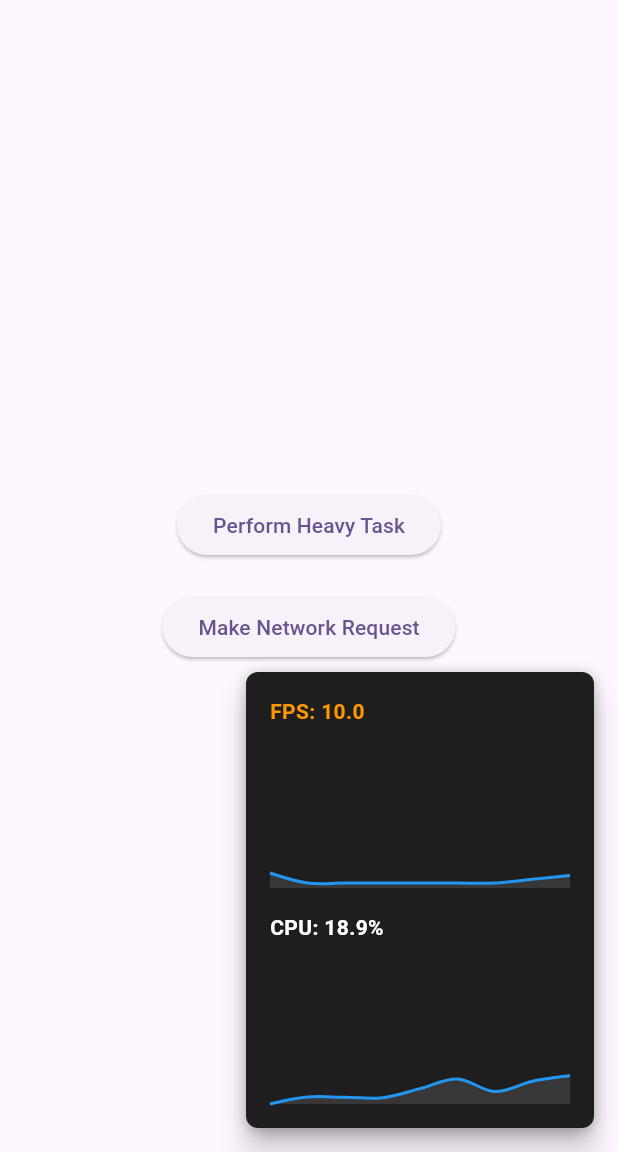
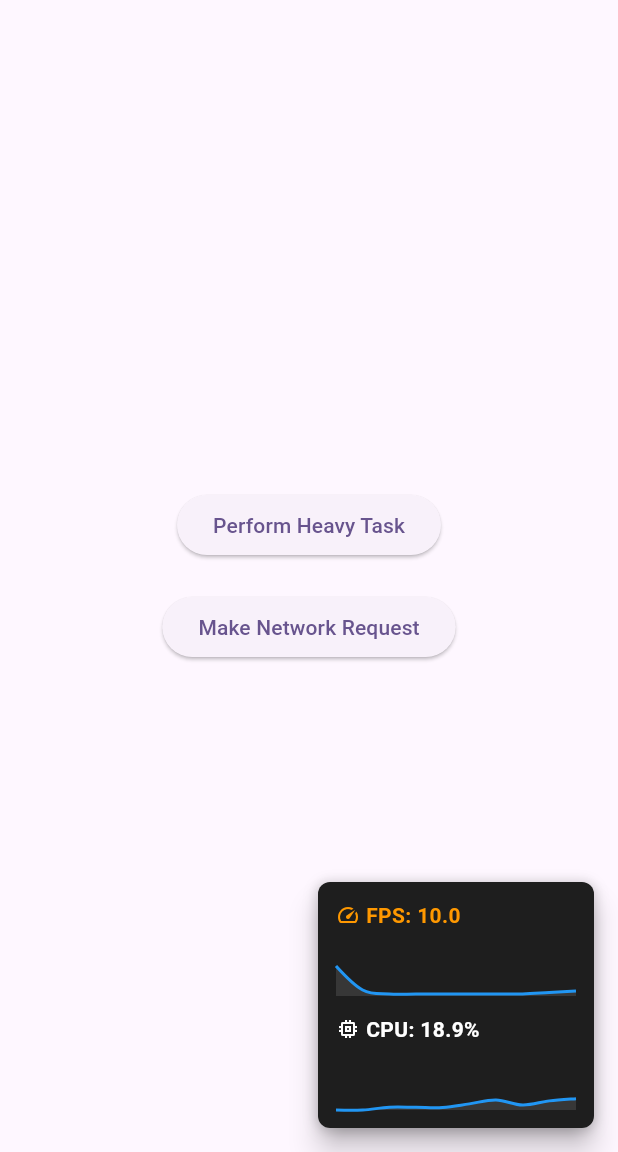
Before and after one commit to jamalihassan0307/flutter_performance_pulse, a Flutter app: the screen it shows after launch, after a tap on "Perform Heavy Task", on a phone screen of 412 x 824 dp, the part 84-1236 px from its top. Run offline on Flutter 3.47's test engine with Material 3 defaults, Android fonts, the light colour scheme and no system bars; drawn by our look-alikes of fl_chart; our stand-ins replace battery_plus, device_info_plus, dio.

Commit message:
Enhance PerformanceDashboard by adding default values for FPS and CPU data, reducing maximum data points to 30, and improving layout with icons for metrics display. Adjust chart dimensions for better visualization and refine padding for a cleaner UI.

```diff
--- a/lib/src/widgets/performance_dashboard.dart
+++ b/lib/src/widgets/performance_dashboard.dart
@@ -4,6 +4,8 @@ import 'package:flutter/material.dart';
 import 'package:fl_chart/fl_chart.dart';
 import '../theme/dashboard_theme.dart';
 import '../performance_monitor.dart';
+import '../trackers/fps_tracker.dart';
+import '../trackers/cpu_tracker.dart';
 
 /// A widget that displays performance metrics
 class PerformanceDashboard extends StatefulWidget {
@@ -36,12 +38,11 @@ class PerformanceDashboard extends StatefulWidget {
 }
 
 class _PerformanceDashboardState extends State<PerformanceDashboard> {
-  final List<FlSpot> _fpsData = [];
-  final List<FlSpot> _cpuData = [];
-  double _currentFps = 0;
+  final List<FlSpot> _fpsData = [const FlSpot(0, 60)]; // Start with a default value
+  final List<FlSpot> _cpuData = [const FlSpot(0, 0)]; // Start with a default value
+  double _currentFps = 60;
   double _currentCpu = 0;
-  int _dataIndex = 0;
-  static const int _maxDataPoints = 50;
+  static const int _maxDataPoints = 30;
 
   @override
   void initState() {
@@ -50,10 +51,8 @@ class _PerformanceDashboardState extends State<PerformanceDashboard> {
   }
 
   void _startListening() {
-    final monitor = PerformanceMonitor.instance;
-
     if (widget.showFPS) {
-      monitor.fpsStream.listen((data) {
+      PerformanceMonitor.instance.fpsStream.listen((data) {
         if (!mounted) return;
         setState(() {
           _currentFps = data.fps;
@@ -63,7 +62,7 @@ class _PerformanceDashboardState extends State<PerformanceDashboard> {
     }
 
     if (widget.showCPU) {
-      monitor.cpuStream.listen((data) {
+      PerformanceMonitor.instance.cpuStream.listen((data) {
         if (!mounted) return;
         setState(() {
           _currentCpu = data.usage;
@@ -86,7 +85,7 @@ class _PerformanceDashboardState extends State<PerformanceDashboard> {
   @override
   Widget build(BuildContext context) {
     return Container(
-      padding: const EdgeInsets.all(16),
+      padding: const EdgeInsets.all(12),
       decoration: BoxDecoration(
         color: widget.theme.backgroundColor,
         borderRadius: BorderRadius.circular(8),
@@ -99,30 +98,54 @@ class _PerformanceDashboardState extends State<PerformanceDashboard> {
         ],
       ),
       child: Column(
+        mainAxisSize: MainAxisSize.min,
         crossAxisAlignment: CrossAxisAlignment.start,
+        children: [
+          if (widget.showFPS) ...[
+            Row(
               mainAxisSize: MainAxisSize.min,
               children: [
-          if (widget.showFPS) ...[
+                Icon(
+                  Icons.speed,
+                  color: _currentFps < 45 ? widget.theme.warningColor : widget.theme.textColor,
+                  size: 16,
+                ),
+                const SizedBox(width: 4),
                 Text(
                   'FPS: ${_currentFps.toStringAsFixed(1)}',
                   style: TextStyle(
                     color: _currentFps < 45 ? widget.theme.warningColor : widget.theme.textColor,
                     fontWeight: FontWeight.bold,
+                    fontSize: 14,
                   ),
                 ),
-            const SizedBox(height: 8),
+              ],
+            ),
+            const SizedBox(height: 4),
             _buildFPSChart(),
-            const SizedBox(height: 16),
+            const SizedBox(height: 12),
           ],
           if (widget.showCPU) ...[
+            Row(
+              mainAxisSize: MainAxisSize.min,
+              children: [
+                Icon(
+                  Icons.memory,
+                  color: _currentCpu > 80 ? widget.theme.warningColor : widget.theme.textColor,
+                  size: 16,
+                ),
+                const SizedBox(width: 4),
                 Text(
                   'CPU: ${_currentCpu.toStringAsFixed(1)}%',
                   style: TextStyle(
                     color: _currentCpu > 80 ? widget.theme.warningColor : widget.theme.textColor,
                     fontWeight: FontWeight.bold,
+                    fontSize: 14,
                   ),
                 ),
-            const SizedBox(height: 8),
+              ],
+            ),
+            const SizedBox(height: 4),
             _buildCPUChart(),
           ],
         ],
@@ -132,8 +155,8 @@ class _PerformanceDashboardState extends State<PerformanceDashboard> {
 
   Widget _buildFPSChart() {
     return SizedBox(
-      width: 200,
-      height: 100,
+      width: 160,
+      height: 40,
       child: LineChart(
         LineChartData(
           minY: 0,
@@ -161,8 +184,8 @@ class _PerformanceDashboardState extends State<PerformanceDashboard> {
 
   Widget _buildCPUChart() {
     return SizedBox(
-      width: 200,
-      height: 100,
+      width: 160,
+      height: 40,
       child: LineChart(
         LineChartData(
           minY: 0,
```
Lines whose indentation alone changed are shown as unchanged.
